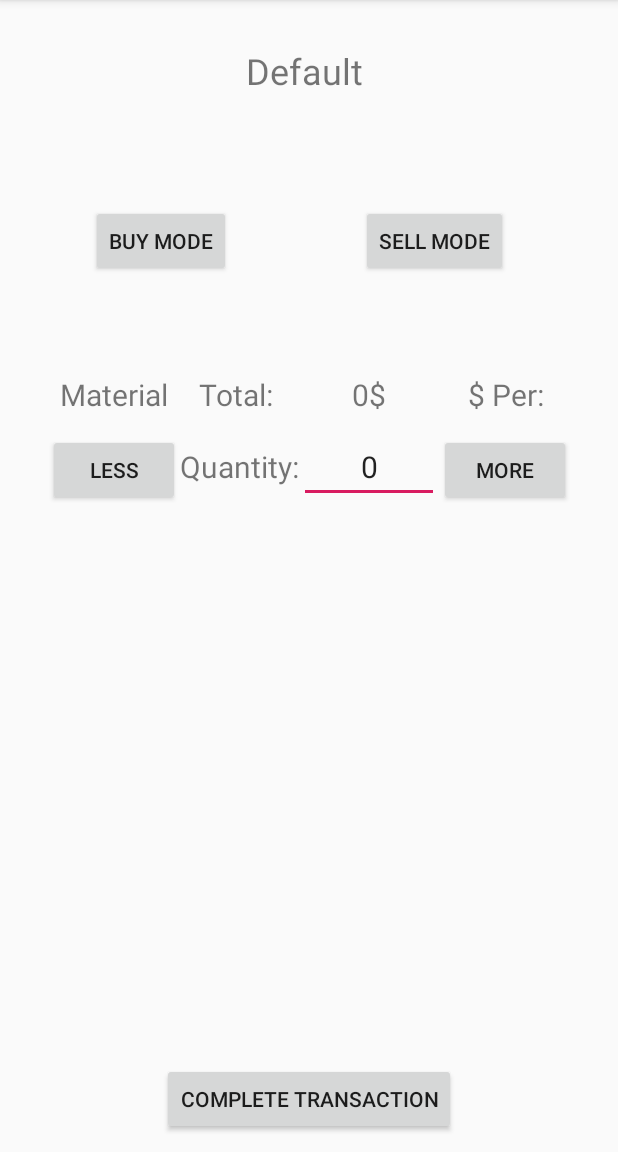
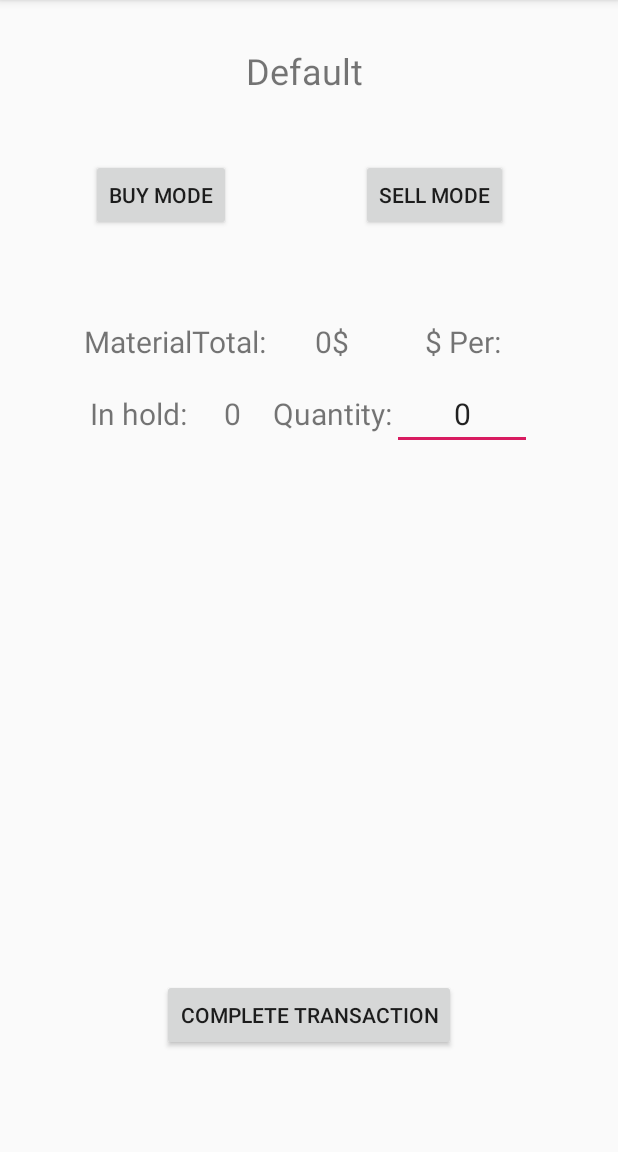
Before and after one commit to lalatorres14/Watersgate, an Android app: the InMarket screen opened directly, with no data from a screen before it, on a phone screen of 412 x 824 dp, the part 84-1236 px from its top. Run offline under Robolectric (Android 15) with nearby library versions, the phone set to English and light mode, and no system bars; 2 statements that could not run were skipped.

Commit message:
Market Screen Stuff
ehh

```diff
--- a/SpaceTrader/app/src/main/res/layout/market_screen.xml
+++ b/SpaceTrader/app/src/main/res/layout/market_screen.xml
@@ -37,7 +37,8 @@
         app:layout_constraintEnd_toEndOf="parent"
         app:layout_constraintHorizontal_bias="0.175"
         app:layout_constraintStart_toStartOf="parent"
-        app:layout_constraintTop_toBottomOf="@+id/marketHeader" />
+        app:layout_constraintTop_toBottomOf="@+id/marketHeader"
+        app:layout_constraintVertical_bias="0.323" />
 
     <Button
         android:id="@+id/sellMode"
@@ -68,7 +69,7 @@
     <ScrollView
         android:id="@+id/scrollView2"
         android:layout_width="395dp"
-        android:layout_height="474dp"
+        android:layout_height="405dp"
         android:layout_marginStart="8dp"
         android:layout_marginLeft="8dp"
         android:layout_marginTop="8dp"
@@ -76,11 +77,13 @@
         android:layout_marginRight="8dp"
         android:layout_marginBottom="8dp"
         android:isScrollContainer="false"
+        android:padding="8dp"
         app:layout_constraintBottom_toBottomOf="parent"
         app:layout_constraintEnd_toEndOf="parent"
-        app:layout_constraintHorizontal_bias="1.0"
+        app:layout_constraintHorizontal_bias="0.0"
         app:layout_constraintStart_toStartOf="parent"
-        app:layout_constraintTop_toBottomOf="@+id/sellMode">
+        app:layout_constraintTop_toBottomOf="@+id/sellMode"
+        app:layout_constraintVertical_bias="0.175">
 
         <TableLayout
             android:layout_width="match_parent"
@@ -89,13 +92,13 @@
             android:measureWithLargestChild="true">
 
             <TableRow
-                android:id="@+id/materialRow1"
+                android:id="@+id/material9Row1"
                 android:layout_width="match_parent"
                 android:layout_height="match_parent"
                 android:gravity="center_horizontal">
 
                 <TextView
-                    android:id="@+id/itemName"
+                    android:id="@+id/item9Name"
                     android:layout_width="wrap_content"
                     android:layout_height="wrap_content"
                     android:height="48dp"
@@ -104,16 +107,16 @@
                     android:textSize="20dp" />
 
                 <TextView
-                    android:id="@+id/itemTotalHeader"
+                    android:id="@+id/item9TotalHeader"
                     android:layout_width="wrap_content"
                     android:layout_height="wrap_content"
                     android:height="48dp"
                     android:gravity="center"
-                    android:text="Total: "
-                    android:textSize="20dp" />
+                    android:textSize="20dp"
+                    android:text="Total: " />
 
                 <TextView
-                    android:id="@+id/itemTotalAmount"
+                    android:id="@+id/item9TotalAmount"
                     android:layout_width="wrap_content"
                     android:layout_height="wrap_content"
                     android:height="48dp"
@@ -122,7 +125,7 @@
                     android:textSize="20dp" />
 
                 <TextView
-                    android:id="@+id/itemUnit"
+                    android:id="@+id/item9Unit"
                     android:layout_width="wrap_content"
                     android:layout_height="wrap_content"
                     android:height="48dp"
@@ -133,19 +136,31 @@
             </TableRow>
 
             <TableRow
-                android:id="@+id/materialRow2"
+                android:id="@+id/material9Row2"
                 android:layout_width="match_parent"
                 android:layout_height="match_parent"
                 android:gravity="center_horizontal">
 
-                <Button
-                    android:id="@+id/decQuantity"
+                <TextView
+                    android:id="@+id/holdQuantity9Header"
                     android:layout_width="wrap_content"
                     android:layout_height="wrap_content"
-                    android:text="Less" />
+                    android:height="48dp"
+                    android:gravity="center"
+                    android:textSize="20dp"
+                    android:text="In hold:" />
 
                 <TextView
-                    android:id="@+id/quantityHeader"
+                    android:id="@+id/holdQuantity9"
+                    android:layout_width="wrap_content"
+                    android:layout_height="wrap_content"
+                    android:height="48dp"
+                    android:gravity="center"
+                    android:textSize="20dp"
+                    android:text="0" />
+
+                <TextView
+                    android:id="@+id/quantity9Header"
                     android:layout_width="wrap_content"
                     android:layout_height="wrap_content"
                     android:height="48dp"
@@ -154,7 +169,7 @@
                     android:textSize="20dp" />
 
                 <EditText
-                    android:id="@+id/quantity"
+                    android:id="@+id/quantity9"
                     android:layout_width="wrap_content"
                     android:layout_height="wrap_content"
                     android:height="48dp"
@@ -164,11 +179,6 @@
                     android:text="0"
                     android:textSize="20dp" />
 
-                <Button
-                    android:id="@+id/incQuantity"
-                    android:layout_width="wrap_content"
-                    android:layout_height="wrap_content"
-                    android:text="More" />
             </TableRow>
 
 
```
